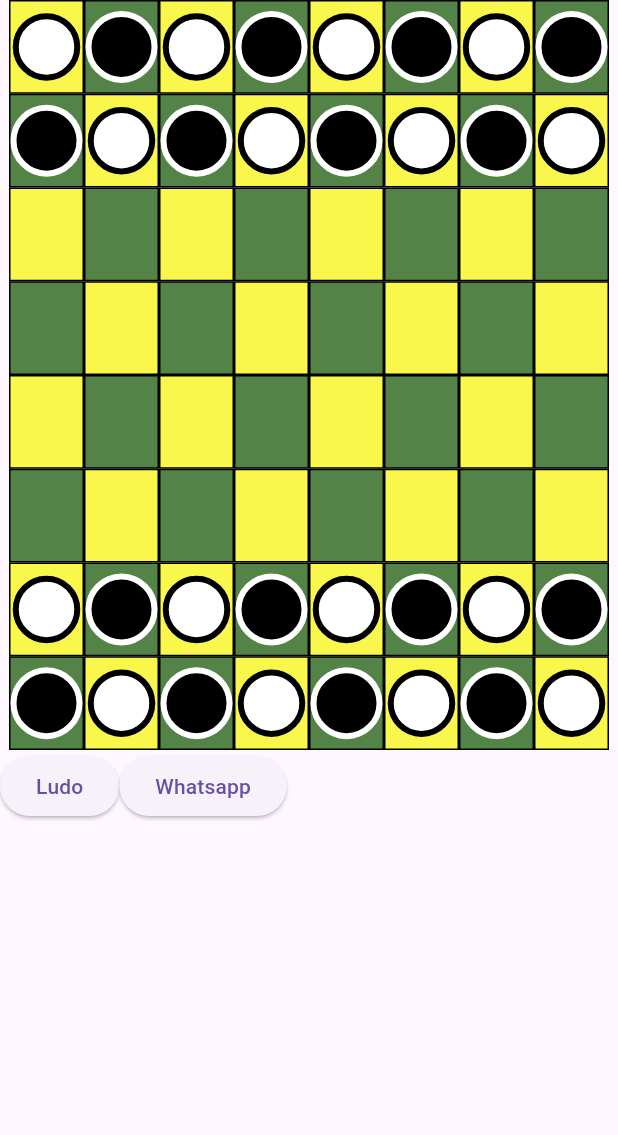
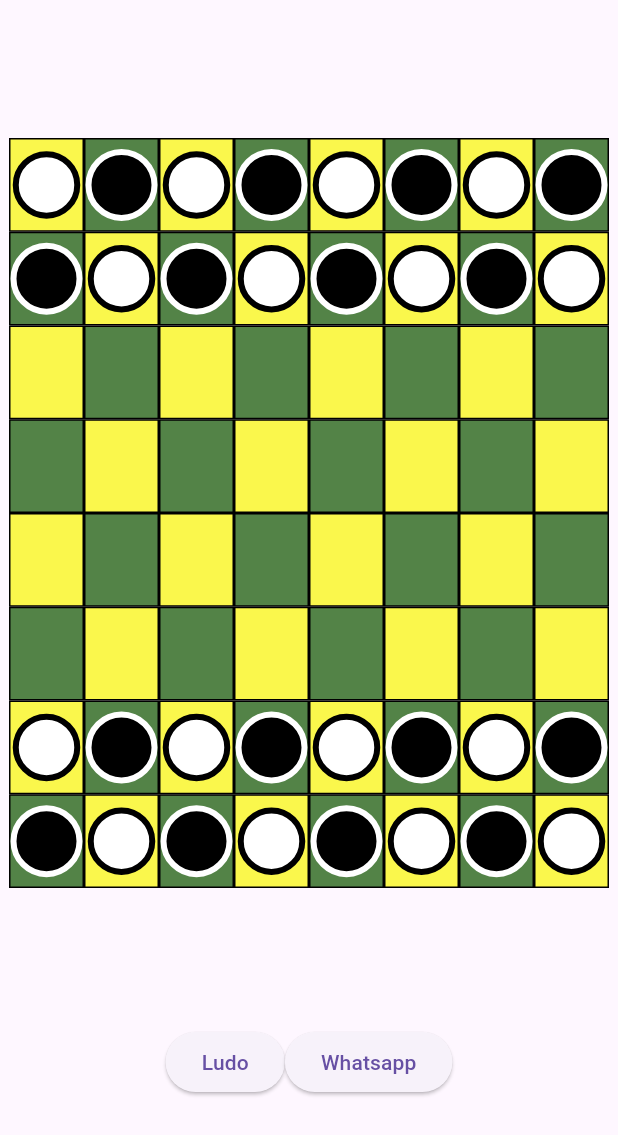
Before and after one commit to Rao-Umair-Ali/ecommerceapp, a Flutter app: the screen it shows after launch, on a phone screen of 412 x 824 dp. Shown: the top 1135 px of the screen. Run offline on Flutter 3.47's test engine with Material 3 defaults, Android fonts, the phone set to English and light mode, and no system bars.

Commit message:
chess screen with buttons

```diff
--- a/lib/chess/screen/chess.dart
+++ b/lib/chess/screen/chess.dart
@@ -12,6 +12,7 @@ class ChessPage extends StatelessWidget {
     return Scaffold(
       body: Center(
         child: Column(
+          mainAxisAlignment: MainAxisAlignment.spaceEvenly,
           children: [
             Container(
                 height: 500,
@@ -117,6 +118,7 @@ class ChessPage extends StatelessWidget {
                   ],
                 )),
             Row(
+              mainAxisAlignment: MainAxisAlignment.center,
               children: [
                 ElevatedButton(onPressed: () {}, child: Text("Ludo")),
                 ElevatedButton(onPressed: () {}, child: Text("Whatsapp")),
```
